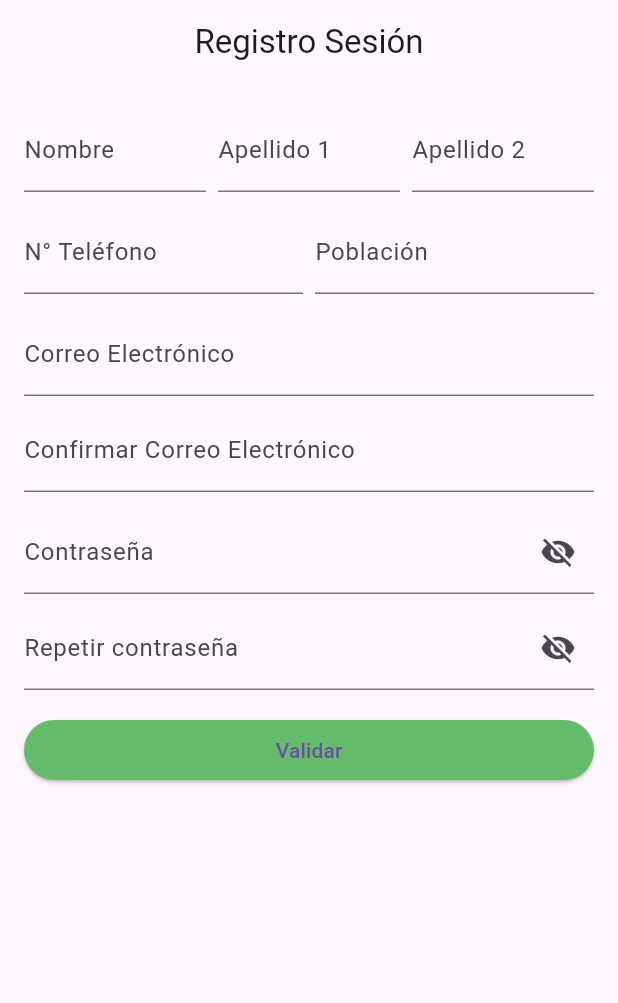
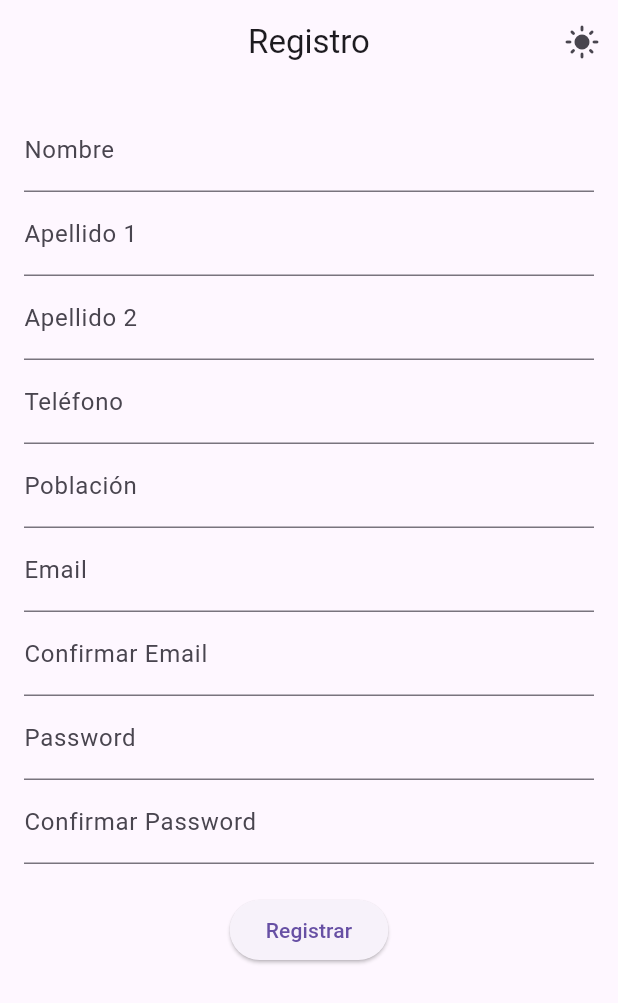
Before and after one commit to carlysDS/BITONJUNIOR---Frontend, a Flutter app: the screen it shows after launch, on a phone screen of 412 x 824 dp. Shown: the top 1003 px of the screen. Run offline on Flutter 3.47's test engine with Material 3 defaults, Android fonts, the phone set to English and light mode, and no system bars.

Commit message:
Actualizacion 24mar26 17:01

```diff
--- a/lib/main.dart
+++ b/lib/main.dart
@@ -1,21 +1,35 @@
 import 'package:flutter/material.dart';
-import 'registro_page.dart';  // Importa la pantalla de registro
+import 'views/registro_page.dart';
 
 void main() {
   runApp(MyApp());
 }
 
-class MyApp extends StatelessWidget {
+class MyApp extends StatefulWidget {
+  @override
+  State<MyApp> createState() => _MyAppState();
+}
+
+class _MyAppState extends State<MyApp> {
+  bool isDarkMode = false;
+
+  void toggleTheme() {
+    setState(() {
+      isDarkMode = !isDarkMode;
+    });
+  }
+
   @override
   Widget build(BuildContext context) {
     return MaterialApp(
-      // QUITAR LA ETIQUETA "DEBUG"
       debugShowCheckedModeBanner: false,
-      title: 'Tu App',
-      theme: ThemeData(
-        primarySwatch: Colors.green,
+      theme: ThemeData.light(),
+      darkTheme: ThemeData.dark(),
+      themeMode: isDarkMode ? ThemeMode.dark : ThemeMode.light,
+      home: RegistroPage(
+        onToggleTheme: toggleTheme,
+        estaModoOscuro: isDarkMode,
       ),
-      home: RegistroPage(),  // Ponemos la pantalla de registro como inicio
     );
   }
 }
--- a/lib/registro_page.dart
+++ /dev/null
@@ -1,223 +0,0 @@
-import 'package:flutter/material.dart';
-import 'package:http/http.dart' as http;
-import 'dart:convert';
-
-class RegistroPage extends StatefulWidget {
-  @override
-  _RegistroPageState createState() => _RegistroPageState();
-}
-
-class _RegistroPageState extends State<RegistroPage> {
-  final _formKey = GlobalKey<FormState>();
-
-  final TextEditingController nombreCtrl = TextEditingController();
-  final TextEditingController apellido1Ctrl = TextEditingController();
-  final TextEditingController apellido2Ctrl = TextEditingController();
-  final TextEditingController telefonoCtrl = TextEditingController();
-  final TextEditingController poblacionCtrl = TextEditingController();
-  final TextEditingController correoCtrl = TextEditingController();
-  final TextEditingController correoConfirmCtrl = TextEditingController();
-  final TextEditingController passwordCtrl = TextEditingController();
-  final TextEditingController passwordConfirmCtrl = TextEditingController();
-
-  bool passwordVisible = false;
-  bool passwordConfirmVisible = false;
-
-  //CAMBIAAAAAAAAAAAAAAAAAAAAAAAAAR
-  final String apiUrl = 'https://tu-api.com/api/auth'; // Cambia por tu URL real
-
-  Future<void> registrarUsuario() async {
-    if (!_formKey.currentState!.validate()) return;
-
-    if (correoCtrl.text != correoConfirmCtrl.text) {
-      ScaffoldMessenger.of(context)
-          .showSnackBar(SnackBar(content: Text('Los correos no coinciden')));
-      return;
-    }
-    if (passwordCtrl.text != passwordConfirmCtrl.text) {
-      ScaffoldMessenger.of(context)
-          .showSnackBar(SnackBar(content: Text('Las contraseñas no coinciden')));
-      return;
-    }
-
-    final Map<String, dynamic> data = {
-      "name": nombreCtrl.text,
-      "surname_1": apellido1Ctrl.text,
-      "surname_2": apellido2Ctrl.text,
-      "phone_number": telefonoCtrl.text,
-      "city": poblacionCtrl.text,
-      "email": correoCtrl.text,
-      "password": passwordCtrl.text,
-    };
-
-    try {
-      final response = await http.post(
-        Uri.parse('$apiUrl/register'),
-        headers: {'Content-Type': 'application/json'},
-        body: jsonEncode(data),
-      );
-
-      if (response.statusCode == 201) {
-        final body = jsonDecode(response.body);
-        final token = body['data']['access_token'];
-        ScaffoldMessenger.of(context).showSnackBar(
-            SnackBar(content: Text('Registro exitoso. Token: $token')));
-        // Aquí podrías guardar el token y redirigir a otra pantalla
-      } else {
-        final body = jsonDecode(response.body);
-        ScaffoldMessenger.of(context).showSnackBar(
-            SnackBar(
-                content: Text('Error: ${body['message'] ?? 'Error desconocido'}')));
-      }
-    } catch (e) {
-      ScaffoldMessenger.of(context)
-          .showSnackBar(SnackBar(content: Text('Error de conexión')));
-    }
-  }
-
-  @override
-  Widget build(BuildContext context) {
-    return Scaffold(
-      appBar: AppBar(
-        title: Text('Registro Sesión'),
-        centerTitle: true,
-      ),
-      body: SingleChildScrollView(
-        padding: EdgeInsets.all(16),
-        child: Form(
-          key: _formKey,
-          child: Column(
-            children: [
-              Row(
-                children: [
-                  Expanded(
-                    child: TextFormField(
-                      controller: nombreCtrl,
-                      decoration: InputDecoration(labelText: 'Nombre'),
-                      validator: (v) => v!.isEmpty ? 'Obligatorio' : null,
-                    ),
-                  ),
-                  SizedBox(width: 8),
-                  Expanded(
-                    child: TextFormField(
-                      controller: apellido1Ctrl,
-                      decoration: InputDecoration(labelText: 'Apellido 1'),
-                      validator: (v) => v!.isEmpty ? 'Obligatorio' : null,
-                    ),
-                  ),
-                  SizedBox(width: 8),
-                  Expanded(
-                    child: TextFormField(
-                      controller: apellido2Ctrl,
-                      decoration: InputDecoration(labelText: 'Apellido 2'),
-                      validator: (v) => v!.isEmpty ? 'Obligatorio' : null,
-                    ),
-                  ),
-                ],
-              ),
-              SizedBox(height: 12),
-              Row(
-                children: [
-                  Expanded(
-                    child: TextFormField(
-                      controller: telefonoCtrl,
-                      keyboardType: TextInputType.phone,
-                      decoration: InputDecoration(labelText: 'N° Teléfono'),
-                      validator: (v) => v!.isEmpty ? 'Obligatorio' : null,
-                    ),
-                  ),
-                  SizedBox(width: 8),
-                  Expanded(
-                    child: TextFormField(
-                      controller: poblacionCtrl,
-                      decoration: InputDecoration(labelText: 'Población'),
-                      validator: (v) => v!.isEmpty ? 'Obligatorio' : null,
-                    ),
-                  ),
-                ],
-              ),
-              SizedBox(height: 12),
-              TextFormField(
-                controller: correoCtrl,
-                decoration: InputDecoration(labelText: 'Correo Electrónico'),
-                keyboardType: TextInputType.emailAddress,
-                validator: (v) {
-                  if (v == null || v.isEmpty) return 'Obligatorio';
-                  final emailRegex = RegExp(r'^[^@]+@[^@]+\.[^@]+');
-                  if (!emailRegex.hasMatch(v)) return 'Email inválido';
-                  return null;
-                },
-              ),
-              SizedBox(height: 8),
-              TextFormField(
-                controller: correoConfirmCtrl,
-                decoration: InputDecoration(labelText: 'Confirmar Correo Electrónico'),
-                keyboardType: TextInputType.emailAddress,
-                validator: (v) {
-                  if (v == null || v.isEmpty) return 'Obligatorio';
-                  return null;
-                },
-              ),
-              SizedBox(height: 12),
-              TextFormField(
-                controller: passwordCtrl,
-                obscureText: !passwordVisible,
-                decoration: InputDecoration(
-                  labelText: 'Contraseña',
-                  suffixIcon: IconButton(
-                    icon: Icon(passwordVisible
-                        ? Icons.visibility
-                        : Icons.visibility_off),
-                    onPressed: () {
-                      setState(() {
-                        passwordVisible = !passwordVisible;
-                      });
-                    },
-                  ),
-                ),
-                validator: (v) {
-                  if (v == null || v.isEmpty) return 'Obligatorio';
-                  if (v.length != 9) return 'Debe tener 9 caracteres';
-                  final alnumRegex = RegExp(r'^[a-zA-Z0-9]+$');
-                  if (!alnumRegex.hasMatch(v)) return 'Solo alfanuméricos';
-                  return null;
-                },
-              ),
-              SizedBox(height: 8),
-              TextFormField(
-                controller: passwordConfirmCtrl,
-                obscureText: !passwordConfirmVisible,
-                decoration: InputDecoration(
-                  labelText: 'Repetir contraseña',
-                  suffixIcon: IconButton(
-                    icon: Icon(passwordConfirmVisible
-                        ? Icons.visibility
-                        : Icons.visibility_off),
-                    onPressed: () {
-                      setState(() {
-                        passwordConfirmVisible = !passwordConfirmVisible;
-                      });
-                    },
-                  ),
-                ),
-                validator: (v) {
-                  if (v == null || v.isEmpty) return 'Obligatorio';
-                  return null;
-                },
-              ),
-              SizedBox(height: 16),
-              ElevatedButton(
-                onPressed: registrarUsuario,
-                child: Text('Validar'),
-                style: ElevatedButton.styleFrom(
-                  minimumSize: Size(double.infinity, 40),
-                  backgroundColor: Colors.green[400],
-                ),
-              ),
-            ],
-          ),
-        ),
-      ),
-    );
-  }
-}
--- /dev/null
+++ b/lib/servicios/auth_servicio.dart
@@ -0,0 +1,19 @@
+import 'package:http/http.dart' as http;
+import 'dart:convert';
+
+class AuthService {
+  final String apiUrl = 'https://tu-api.com/api/auth';
+
+  Future<Map<String, dynamic>> register(Map<String, dynamic> data) async {
+    final response = await http.post(
+      Uri.parse('$apiUrl/register'),
+      headers: {'Content-Type': 'application/json'},
+      body: jsonEncode(data),
+    );
+
+    return {
+      'statusCode': response.statusCode,
+      'body': jsonDecode(response.body),
+    };
+  }
+}
--- /dev/null
+++ b/lib/views/registro_page.dart
@@ -0,0 +1,105 @@
+import 'package:flutter/material.dart';
+import '../controller/registro_controller.dart';
+
+class RegistroPage extends StatefulWidget {
+  @override
+  _RegistroPageState createState() => _RegistroPageState();
+
+
+   final VoidCallback onToggleTheme;
+   final bool estaModoOscuro;
+
+    RegistroPage({
+    required this.onToggleTheme,
+    required this.estaModoOscuro,
+  });
+}
+
+class _RegistroPageState extends State<RegistroPage> {
+  final _formKey = GlobalKey<FormState>();
+  final controller = RegistroController();
+
+
+  final nombreCtrl = TextEditingController();
+  final apellido1Ctrl = TextEditingController();
+  final apellido2Ctrl = TextEditingController();
+  final telefonoCtrl = TextEditingController();
+  final poblacionCtrl = TextEditingController();
+  final correoCtrl = TextEditingController();
+  final correoConfirmCtrl = TextEditingController();
+  final passwordCtrl = TextEditingController();
+  final passwordConfirmCtrl = TextEditingController();
+
+  bool passwordVisible = false;
+  bool passwordConfirmVisible = false;
+
+  void onSubmit() {
+    final data = {
+      "name": nombreCtrl.text,
+      "surname_1": apellido1Ctrl.text,
+      "surname_2": apellido2Ctrl.text,
+      "phone_number": telefonoCtrl.text,
+      "city": poblacionCtrl.text,
+      "email": correoCtrl.text,
+      "password": passwordCtrl.text,
+    };
+
+    controller.registrarUsuario(
+      context: context,
+      formKey: _formKey,
+      data: data,
+      correo: correoCtrl.text,
+      correoConfirm: correoConfirmCtrl.text,
+      password: passwordCtrl.text,
+      passwordConfirm: passwordConfirmCtrl.text,
+    );
+  }
+
+  @override
+  Widget build(BuildContext context) {
+    return Scaffold(
+      appBar: AppBar(
+        title: Text('Registro'),
+        centerTitle: true,
+        actions: [
+          IconButton(
+          icon: Icon(
+          widget.estaModoOscuro ? Icons.dark_mode : Icons.light_mode,
+          ),
+          onPressed: widget.onToggleTheme,
+        )
+  ]),
+      body: SingleChildScrollView(
+        padding: EdgeInsets.all(16),
+        child: Form(
+          key: _formKey,
+          child: Column(
+            children: [
+              TextFormField(controller: nombreCtrl, decoration: InputDecoration(labelText: 'Nombre')),
+              TextFormField(controller: apellido1Ctrl, decoration: InputDecoration(labelText: 'Apellido 1')),
+              TextFormField(controller: apellido2Ctrl, decoration: InputDecoration(labelText: 'Apellido 2')),
+              TextFormField(controller: telefonoCtrl, decoration: InputDecoration(labelText: 'Teléfono')),
+              TextFormField(controller: poblacionCtrl, decoration: InputDecoration(labelText: 'Población')),
+              TextFormField(controller: correoCtrl, decoration: InputDecoration(labelText: 'Email')),
+              TextFormField(controller: correoConfirmCtrl, decoration: InputDecoration(labelText: 'Confirmar Email')),
+              TextFormField(controller: passwordCtrl, decoration: InputDecoration(labelText: 'Password')),
+              TextFormField(controller: passwordConfirmCtrl, decoration: InputDecoration(labelText: 'Confirmar Password')),
+
+              SizedBox(height: 20),
+
+              ElevatedButton(
+                onPressed: onSubmit,
+                child: Text('Registrar'),
+              )
+            ],
+          ),
+        ),
+      ),
+
+
+    );
+  }
+
+
+
+}
```
Also changed, not shown: lib/controller/registro_controller.dart (added, +54 -0 lines).
